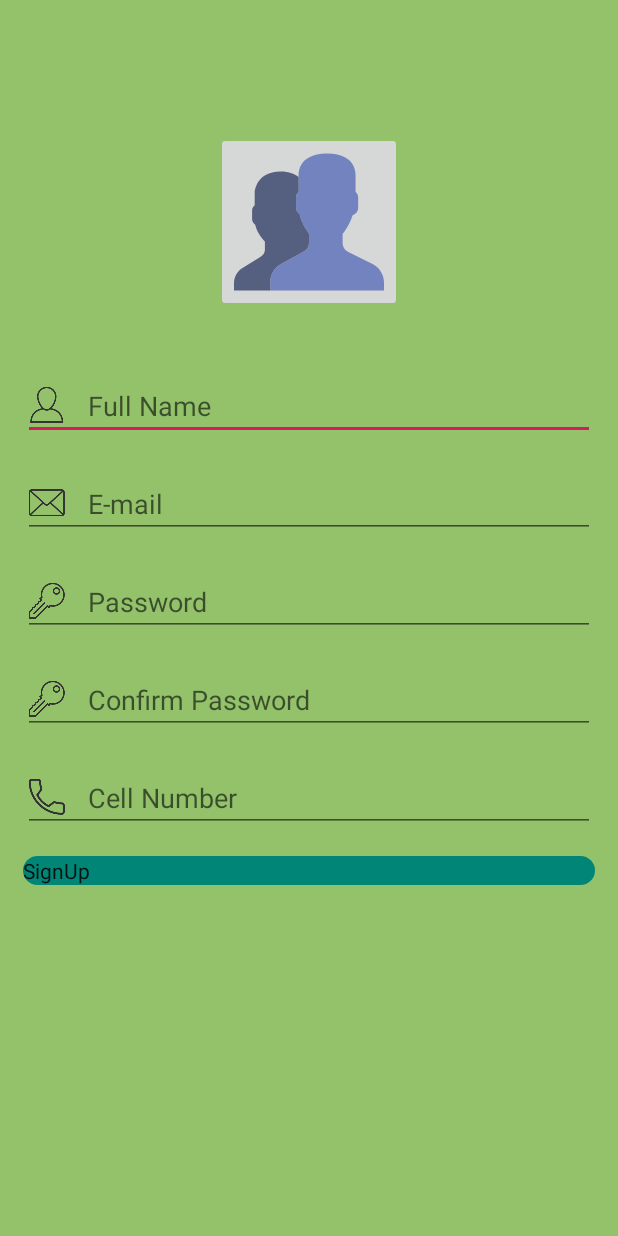
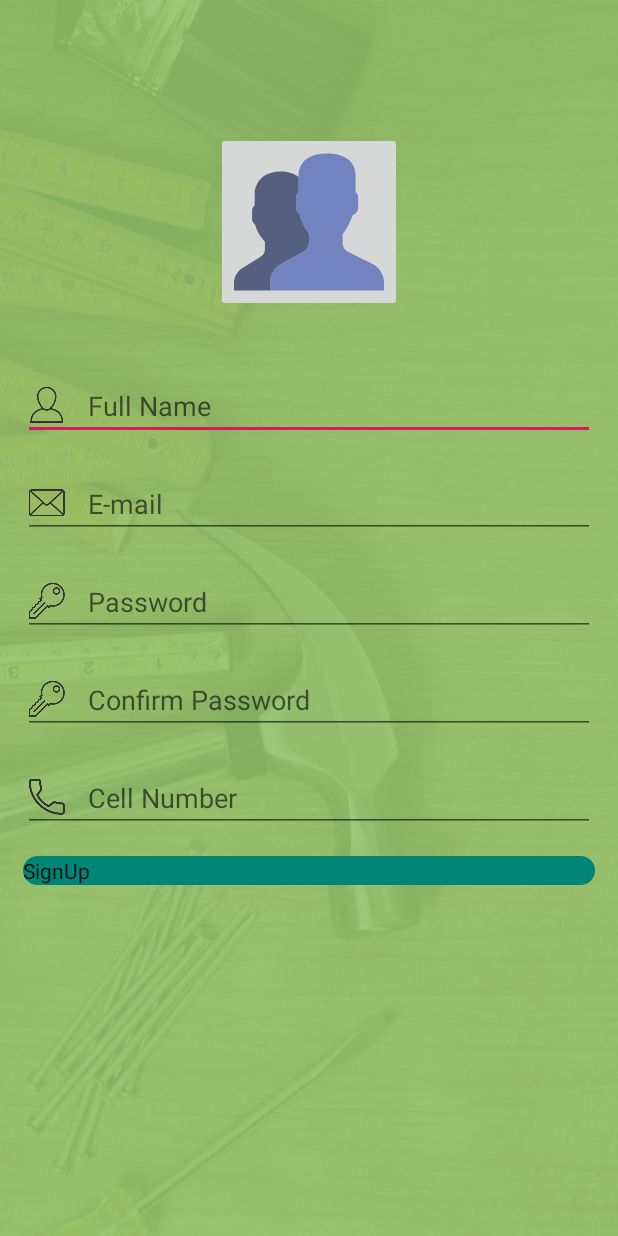
Before and after one commit to shkhaider2015/SQLiteLoginExample2, an Android app: the layout signup.xml on its own in the app's theme, with its tools: preview values and no code run, on a phone screen of 412 x 824 dp. Run offline under Robolectric (Android 15) with nearby library versions, the phone set to English and light mode, and no system bars.

Commit message:
playing with background 1.2

```diff
--- a/app/src/main/res/layout/signup.xml
+++ b/app/src/main/res/layout/signup.xml
@@ -1,10 +1,18 @@
 <?xml version="1.0" encoding="utf-8"?>
-<androidx.constraintlayout.widget.ConstraintLayout
+<FrameLayout
     xmlns:android="http://schemas.android.com/apk/res/android"
     android:layout_width="match_parent"
     android:layout_height="match_parent"
     xmlns:app="http://schemas.android.com/apk/res-auto"
-    android:background="@color/colorBackground">
+    android:background="@drawable/handyman1">
+
+    <androidx.constraintlayout.widget.ConstraintLayout
+        android:layout_width="match_parent"
+        android:layout_height="match_parent"
+        android:background="#E693c26b">
+
+
+
 
     <ImageButton
         android:id="@+id/signup_pic"
@@ -99,4 +107,6 @@
 
     </LinearLayout>
 
-</androidx.constraintlayout.widget.ConstraintLayout>
+    </androidx.constraintlayout.widget.ConstraintLayout>
+
+</FrameLayout>
```
Also changed, not shown: app/src/main/res/layout/login.xml (+7 -4 lines), app/src/main/res/drawable-xhdpi/handyman1.png (added), app/src/main/res/drawable-xhdpi/handyman3E.jpg (added).
